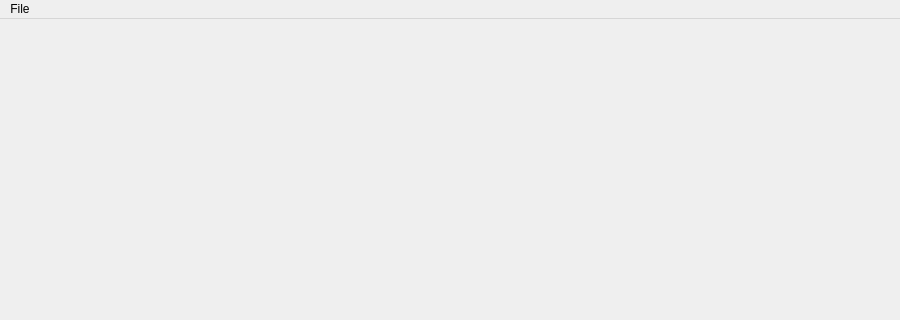
pyrocko/kite, file src/talpa/res/window_reference.ui: the form before one commit; both pictures show x 0 to 900 and y 0 to 320 of the 900 by 600 pixel window.
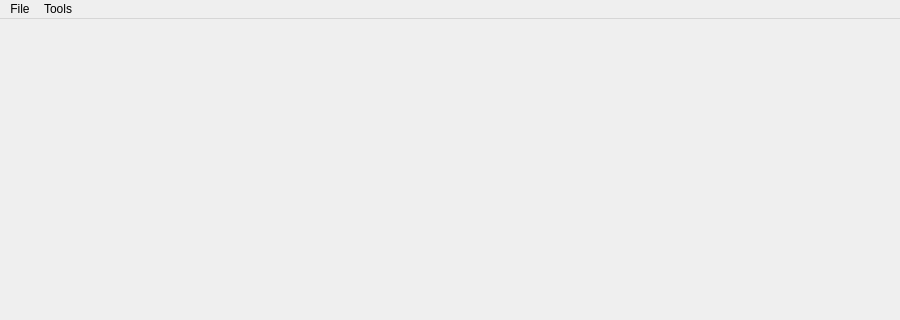
The form after the commit.

What changed in the file:
```diff
--- a/src/talpa/res/window_reference.ui
+++ b/src/talpa/res/window_reference.ui
@@ -37,7 +37,14 @@
     </property>
     <addaction name="actionClose"/>
    </widget>
+   <widget class="QMenu" name="menuTools">
+    <property name="title">
+     <string>Tools</string>
+    </property>
+    <addaction name="actionOptimizeSource"/>
+   </widget>
    <addaction name="menuFile"/>
+   <addaction name="menuTools"/>
   </widget>
   <action name="actionClose">
    <property name="text">
```
Left out of the diff: 8 changed lines with no effect on the pictures.
